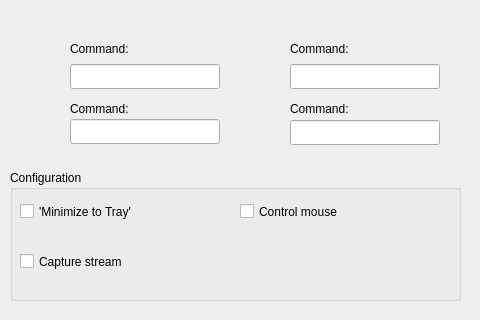
First picture: the form in form/tray.ui, repository antonech/handdetection, before the edit.
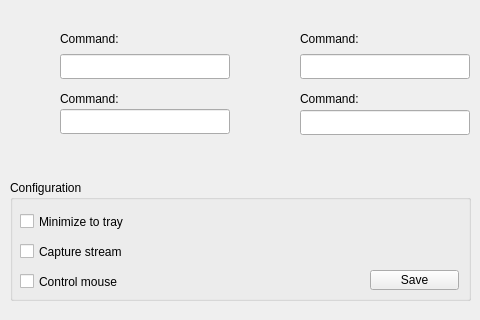
Second picture: the form after the edit. Icons and pictures are not drawn.

```diff
--- a/form/tray.ui
+++ b/form/tray.ui
@@ -16,9 +16,9 @@
   <widget class="QLineEdit" name="command1">
    <property name="geometry">
     <rect>
-     <x>70</x>
-     <y>64</y>
-     <width>150</width>
+     <x>60</x>
+     <y>54</y>
+     <width>170</width>
      <height>25</height>
     </rect>
    </property>
@@ -26,9 +26,9 @@
   <widget class="QLineEdit" name="command2">
    <property name="geometry">
     <rect>
-     <x>290</x>
-     <y>64</y>
-     <width>150</width>
+     <x>300</x>
+     <y>54</y>
+     <width>170</width>
      <height>25</height>
     </rect>
    </property>
@@ -36,9 +36,9 @@
   <widget class="QLineEdit" name="command3">
    <property name="geometry">
     <rect>
-     <x>70</x>
-     <y>119</y>
-     <width>150</width>
+     <x>60</x>
+     <y>109</y>
+     <width>170</width>
      <height>25</height>
     </rect>
    </property>
@@ -46,8 +46,8 @@
   <widget class="QLabel" name="img1">
    <property name="geometry">
     <rect>
-     <x>0</x>
-     <y>34</y>
+     <x>-10</x>
+     <y>27</y>
      <width>81</width>
      <height>51</height>
     </rect>
@@ -62,8 +62,8 @@
   <widget class="QLabel" name="img1_2">
    <property name="geometry">
     <rect>
-     <x>220</x>
-     <y>34</y>
+     <x>230</x>
+     <y>27</y>
      <width>81</width>
      <height>51</height>
     </rect>
@@ -78,8 +78,8 @@
   <widget class="QLabel" name="img1_3">
    <property name="geometry">
     <rect>
-     <x>0</x>
-     <y>94</y>
+     <x>-10</x>
+     <y>84</y>
      <width>81</width>
      <height>50</height>
     </rect>
@@ -94,8 +94,8 @@
   <widget class="QLabel" name="img1_4">
    <property name="geometry">
     <rect>
-     <x>220</x>
-     <y>94</y>
+     <x>230</x>
+     <y>84</y>
      <width>81</width>
      <height>50</height>
     </rect>
@@ -110,9 +110,9 @@
   <widget class="QLineEdit" name="command5">
    <property name="geometry">
     <rect>
-     <x>290</x>
-     <y>120</y>
-     <width>150</width>
+     <x>300</x>
+     <y>110</y>
+     <width>170</width>
      <height>25</height>
     </rect>
    </property>
@@ -121,9 +121,9 @@
    <property name="geometry">
     <rect>
      <x>10</x>
-     <y>170</y>
-     <width>451</width>
-     <height>131</height>
+     <y>180</y>
+     <width>461</width>
+     <height>121</height>
     </rect>
    </property>
    <property name="title">
@@ -139,14 +139,14 @@
      </rect>
     </property>
     <property name="text">
-     <string>'Minimize to Tray'</string>
+     <string>Minimize to tray</string>
     </property>
    </widget>
    <widget class="QCheckBox" name="mouse">
     <property name="geometry">
      <rect>
-      <x>230</x>
-      <y>30</y>
+      <x>10</x>
+      <y>90</y>
       <width>130</width>
       <height>23</height>
      </rect>
@@ -159,7 +159,7 @@
     <property name="geometry">
      <rect>
       <x>10</x>
-      <y>80</y>
+      <y>60</y>
       <width>130</width>
       <height>23</height>
      </rect>
@@ -168,12 +168,25 @@
      <string>Capture stream</string>
     </property>
    </widget>
+   <widget class="QPushButton" name="save_button">
+    <property name="geometry">
+     <rect>
+      <x>360</x>
+      <y>90</y>
+      <width>89</width>
+      <height>20</height>
+     </rect>
+    </property>
+    <property name="text">
+     <string>Save</string>
+    </property>
+   </widget>
   </widget>
   <widget class="QLabel" name="cmmandlabel1">
    <property name="geometry">
     <rect>
-     <x>70</x>
-     <y>40</y>
+     <x>60</x>
+     <y>30</y>
      <width>81</width>
      <height>17</height>
     </rect>
@@ -185,8 +198,8 @@
   <widget class="QLabel" name="cmmandlabel1_2">
    <property name="geometry">
     <rect>
-     <x>70</x>
-     <y>100</y>
+     <x>60</x>
+     <y>90</y>
      <width>81</width>
      <height>17</height>
     </rect>
@@ -198,8 +211,8 @@
   <widget class="QLabel" name="cmmandlabel1_3">
    <property name="geometry">
     <rect>
-     <x>290</x>
-     <y>40</y>
+     <x>300</x>
+     <y>30</y>
      <width>81</width>
      <height>17</height>
     </rect>
@@ -211,8 +224,8 @@
   <widget class="QLabel" name="cmmandlabel1_4">
    <property name="geometry">
     <rect>
-     <x>290</x>
-     <y>100</y>
+     <x>300</x>
+     <y>90</y>
      <width>81</width>
      <height>17</height>
     </rect>
```
